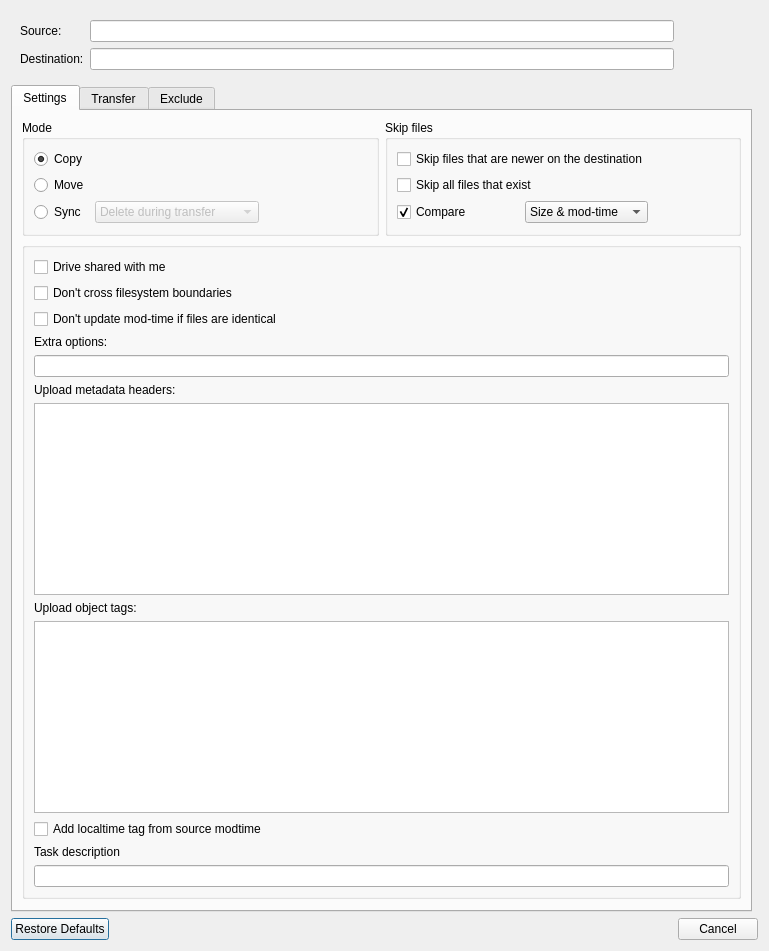
This is src/transfer_dialog.ui in xrp001/RcloneBrowser as Qt 5 draws it before an edit. The edited form follows.
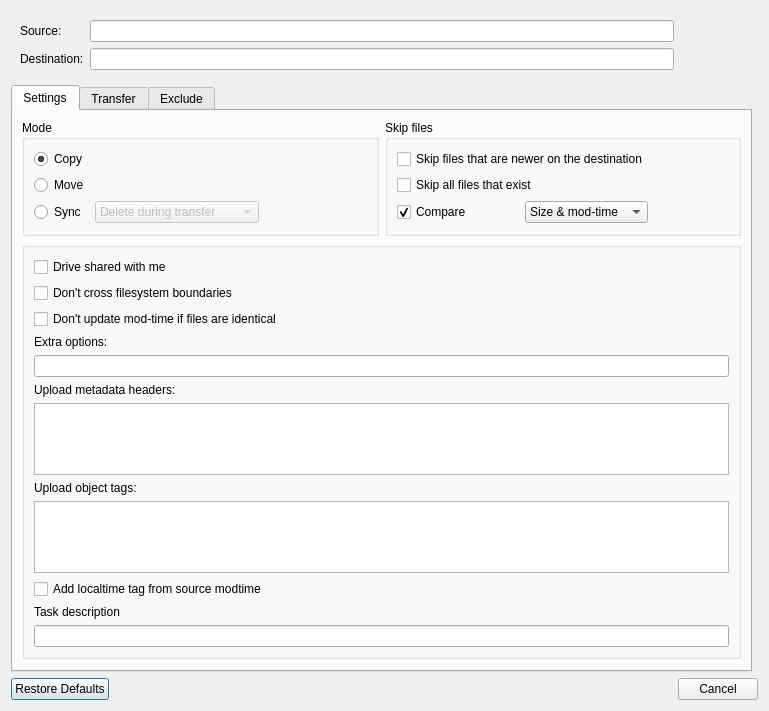
This is the edited form.

Commit message:
feat(transfer_dialog): 调整上传头信息和标签输入框尺寸
为 textUploadHeaders 和 textUploadTags 输入框设置最小和最大尺寸，
确保界面布局的一致性和用户体验的优化。

Diff of the .ui file:
```diff
--- a/src/transfer_dialog.ui
+++ b/src/transfer_dialog.ui
@@ -200,6 +200,18 @@
           </item>
           <item>
            <widget class="QPlainTextEdit" name="textUploadHeaders">
+             <property name="minimumSize">
+              <size>
+               <width>0</width>
+               <height>56</height>
+              </size>
+             </property>
+             <property name="maximumSize">
+              <size>
+               <width>16777215</width>
+               <height>72</height>
+              </size>
+             </property>
             <property name="toolTip">
              <string>One header per line, for example:
 x-amz-meta-snowball-auto-extract:true</string>
@@ -221,6 +233,18 @@
           </item>
           <item>
            <widget class="QPlainTextEdit" name="textUploadTags">
+             <property name="minimumSize">
+              <size>
+               <width>0</width>
+               <height>56</height>
+              </size>
+             </property>
+             <property name="maximumSize">
+              <size>
+               <width>16777215</width>
+               <height>72</height>
+              </size>
+             </property>
             <property name="toolTip">
              <string>One tag per line, for example:
 project:demo
```
Lines whose indentation alone changed are shown as unchanged.
